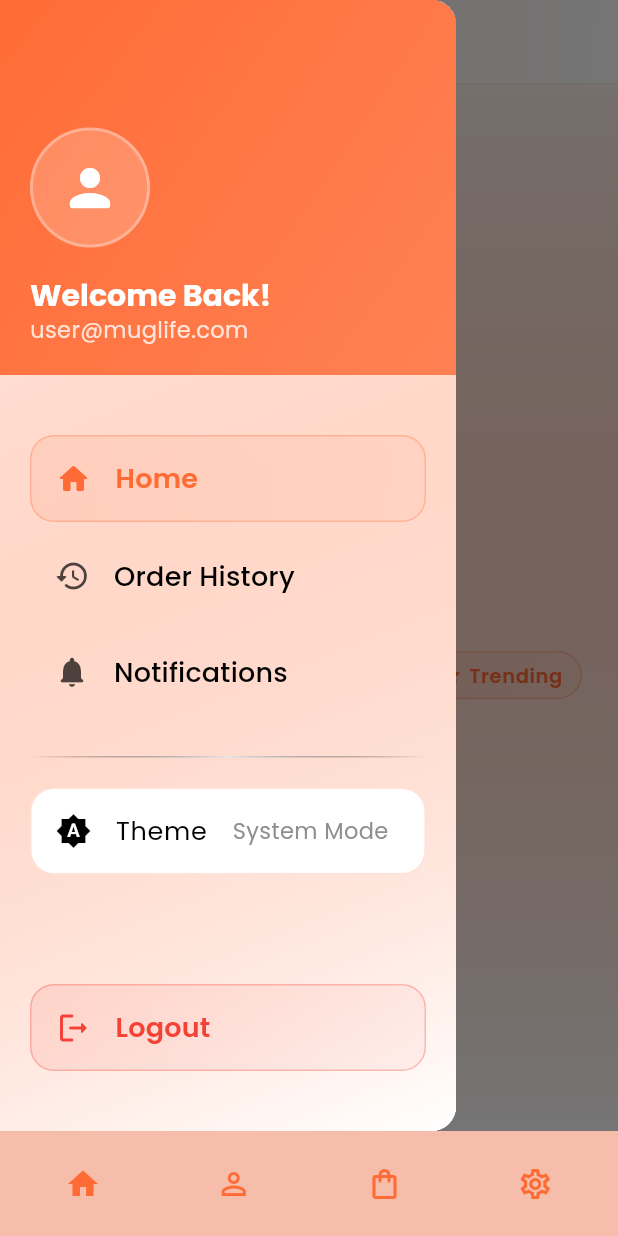
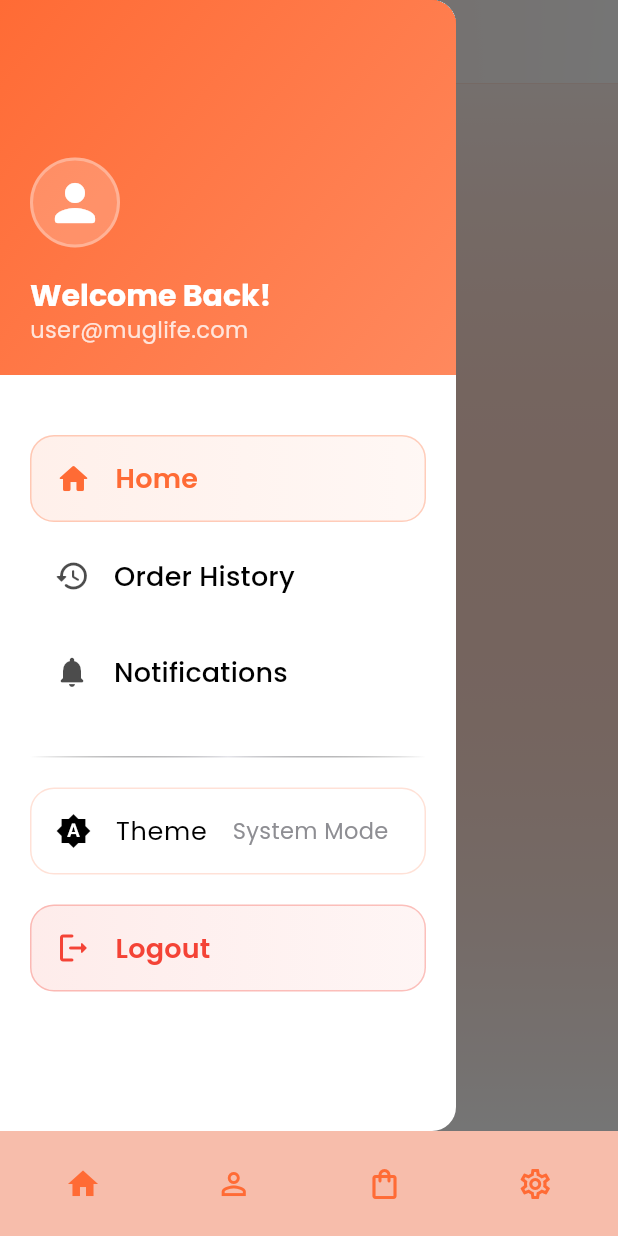
Before and after one commit to mohamedamrr13/MugLife, a Flutter app: the screen it shows once a user with an empty profile is signed in, with the side drawer open, on a phone screen of 412 x 824 dp. Run offline on Flutter 3.47's test engine with Material 3 defaults, Android fonts, the phone set to English and light mode, and no system bars; our stand-ins replace bloc, cached_network_image, cloud_firestore, dartz, device_preview, dio and 11 more; missing offline and left inert: flutter_paymob, liquid_glass_renderer; accounts and stored records are empty; network calls fail; statements that could not run were skipped.

Commit message:
fix drawer's responsivness issue

```diff
--- a/lib/features/home/presentation/screens/widgets/custom_drawer.dart
+++ b/lib/features/home/presentation/screens/widgets/custom_drawer.dart
@@ -13,17 +13,6 @@ class CustomDrawer extends StatelessWidget {
     return Drawer(
       backgroundColor: context.surfaceColor,
       elevation: 0,
-      child: Container(
-        decoration: BoxDecoration(
-          gradient: LinearGradient(
-            begin: Alignment.topLeft,
-            end: Alignment.bottomRight,
-            colors: [
-              context.primaryColor.withOpacity(0.05),
-              context.surfaceColor,
-            ],
-          ),
-        ),
       child: Column(
         children: [
           // Header Section
@@ -48,8 +37,8 @@ class CustomDrawer extends StatelessWidget {
                   mainAxisAlignment: MainAxisAlignment.end,
                   children: [
                     Container(
-                        width: 80,
-                        height: 80,
+                      width: 60,
+                      height: 60,
                       decoration: BoxDecoration(
                         color: Colors.white.withOpacity(0.2),
                         shape: BoxShape.circle,
@@ -85,9 +74,9 @@ class CustomDrawer extends StatelessWidget {
             ),
           ),
 
-            // Menu Items
+          // Menu Items - Scrollable
           Expanded(
-              child: Padding(
+            child: SingleChildScrollView(
               padding: const EdgeInsets.all(20),
               child: Column(
                 children: [
@@ -98,7 +87,6 @@ class CustomDrawer extends StatelessWidget {
                     onTap: () {},
                     isSelected: true,
                   ),
-
                   DrawerItem(
                     icon: Icons.history_rounded,
                     title: "Order History",
@@ -109,7 +97,6 @@ class CustomDrawer extends StatelessWidget {
                     title: "Notifications",
                     onTap: () {},
                   ),
-
                   const SizedBox(height: 20),
                   Container(
                     height: 1,
@@ -137,8 +124,7 @@ class CustomDrawer extends StatelessWidget {
                     ),
                     child: const ThemeToggleListTile(),
                   ),
-
-                    const Spacer(),
+                  const SizedBox(height: 20),
 
                   // Logout Button
                   Container(
@@ -197,7 +183,6 @@ class CustomDrawer extends StatelessWidget {
             ),
           ),
         ],
-        ),
       ),
     );
   }
--- a/lib/features/home/presentation/screens/widgets/home_screen_body.dart
+++ b/lib/features/home/presentation/screens/widgets/home_screen_body.dart
@@ -1,10 +1,8 @@
-import 'dart:ui';
 import 'package:drinks_app/features/home/data/models/category_model.dart';
 import 'package:drinks_app/features/home/logic/get_categories_cubit/get_categories_cubit.dart';
 import 'package:drinks_app/features/home/logic/get_featured_product_cubit/get_featured_products_cubit.dart';
 import 'package:drinks_app/features/home/presentation/screens/widgets/categoreis_list_view.dart';
 import 'package:drinks_app/features/home/presentation/screens/widgets/newest_list_view.dart';
-import 'package:drinks_app/utils/theme/app_theme.dart';
 import 'package:drinks_app/utils/theme/theme_extensions.dart';
 import 'package:flutter/material.dart';
 import 'package:flutter_bloc/flutter_bloc.dart';
@@ -219,43 +217,6 @@ class FeaturedSection extends StatelessWidget {
                   ),
                 ],
               ),
-              Container(
-                padding: const EdgeInsets.symmetric(
-                  horizontal: 12,
-                  vertical: 6,
-                ),
-                decoration: BoxDecoration(
-                  gradient: LinearGradient(
-                    colors: [
-                      context.primaryColor.withOpacity(0.1),
-                      context.primaryColor.withOpacity(0.05),
-                    ],
-                  ),
-                  borderRadius: BorderRadius.circular(20),
-                  border: Border.all(
-                    color: context.primaryColor.withOpacity(0.3),
-                    width: 1,
-                  ),
-                ),
-                child: Row(
-                  mainAxisSize: MainAxisSize.min,
-                  children: [
-                    Icon(
-                      Icons.star_rounded,
-                      color: context.primaryColor,
-                      size: 16,
-                    ),
-                    const SizedBox(width: 4),
-                    Text(
-                      "Trending",
-                      style: context.textTheme.bodySmall?.copyWith(
-                        color: context.primaryColor,
-                        fontWeight: FontWeight.w600,
-                      ),
-                    ),
-                  ],
-                ),
-              ),
             ],
           ),
         ),
--- a/lib/features/payment/presentation/payment_options_view.dart
+++ b/lib/features/payment/presentation/payment_options_view.dart
@@ -115,7 +115,9 @@ class _PaymentViewState extends State<PaymentView> {
       child: CustomButton(
         isLoading: isLoading,
         onPressed: () async {
-          isLoading = true;
+          setState(() {
+            isLoading = true;
+          });
           if (_selectedPaymentMethod == 'Card') {
             await FlutterPaymob.instance.payWithCard(
               title: Text("Card Payment"), // Optional - Custom title AppBar
--- a/lib/features/payment/presentation/product_shipping_view.dart
+++ b/lib/features/payment/presentation/product_shipping_view.dart
@@ -40,12 +40,13 @@ class ShippingScreenState extends State<ShippingScreen> {
         'addressLine1': addressLine1Controller.text,
         'addressLine2': addressLine2Controller.text,
         'city': cityController.text,
-
         'saveAddress': saveAddress,
+        'amount': 150.0,
       };
       Navigator.push(
         context,
         MaterialPageRoute(
+          settings: RouteSettings(arguments: shippingData),
           builder: (context) {
             return PaymentView();
           },
```
Also changed, not shown: 1 other file. Lines whose indentation alone changed are shown as unchanged.
